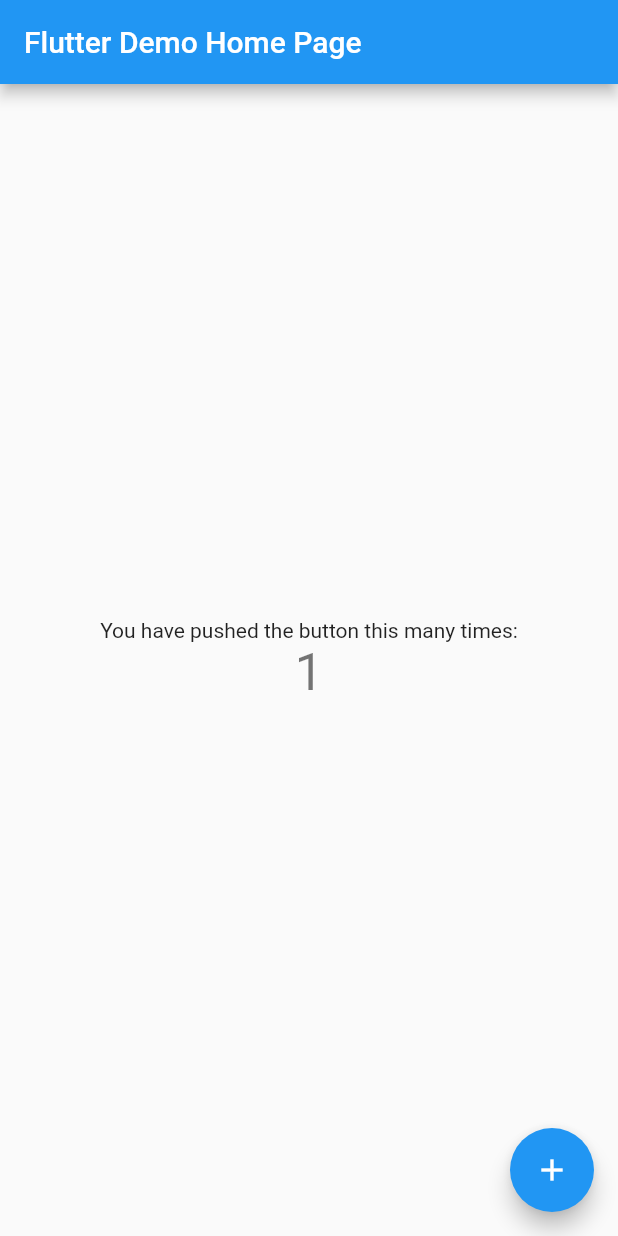
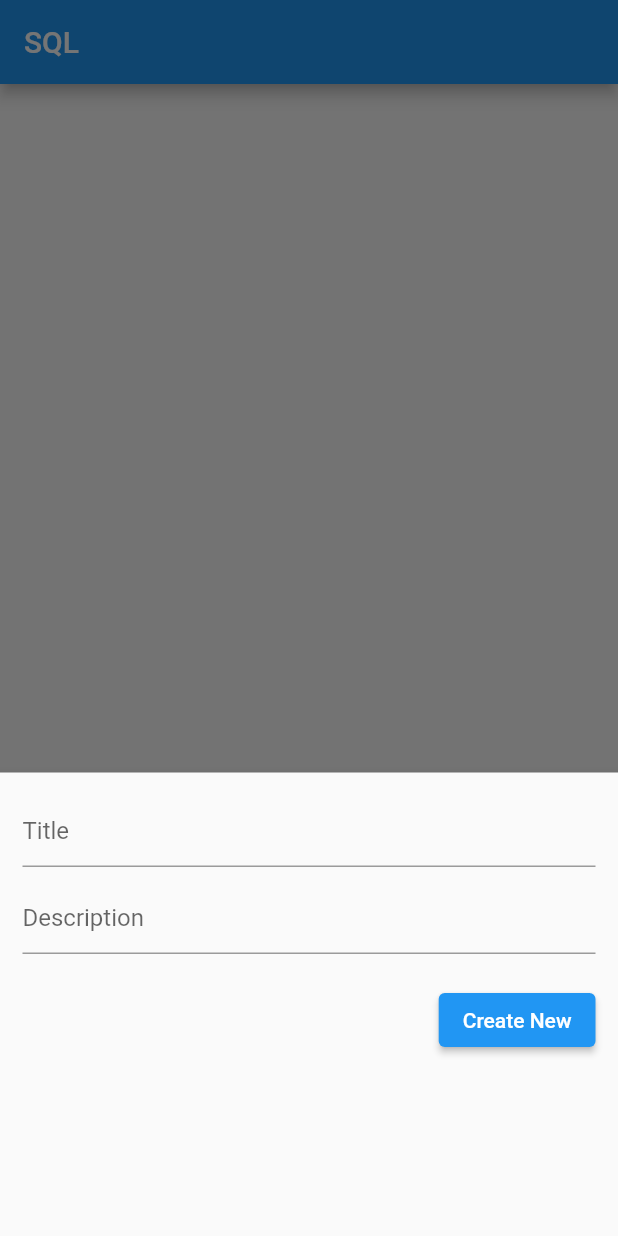
Before and after one commit to binodcoder/local_database_demo_flutter, a Flutter app: the screen it shows after launch, after a tap on the "add" icon, on a phone screen of 412 x 824 dp. Run offline on Flutter 3.47's test engine with Material 2 defaults, Android fonts, the light colour scheme and no system bars; our stand-ins replace sqflite; accounts and stored records are empty.

Commit message:
CRUD operation success

```diff
--- /dev/null
+++ b/lib/local_database_page.dart
@@ -0,0 +1,160 @@
+import 'dart:convert';
+
+import 'package:flutter/material.dart';
+
+import 'sql_helper.dart';
+
+class LocalDatabasePage extends StatefulWidget {
+  const LocalDatabasePage({super.key});
+
+  @override
+  State<LocalDatabasePage> createState() => _LocalDatabasePageState();
+}
+
+class _LocalDatabasePageState extends State<LocalDatabasePage> {
+  List<Map<String, dynamic>> _journals = [];
+  bool _isLoading = true;
+  final TextEditingController _titleController = TextEditingController();
+  final TextEditingController _descriptionController = TextEditingController();
+
+  void _refreshJournals() async {
+    final data = await SQLHelper.getItems();
+    setState(
+      () {
+        print(json.encode(data));
+        _journals = data;
+        _isLoading = false;
+      },
+    );
+  }
+
+  @override
+  void initState() {
+    super.initState();
+    _refreshJournals();
+  }
+
+  Future<void> _addItem() async {
+    await SQLHelper.createItem(
+      _titleController.text,
+      _descriptionController.text,
+    );
+    _refreshJournals();
+  }
+
+  Future<void> _updateItem(int id) async {
+    await SQLHelper.updateItem(id, _titleController.text, _descriptionController.text);
+    _refreshJournals();
+  }
+
+  void _deleteItem(int id) async {
+    _isLoading = true;
+    await SQLHelper.deleteItem(id);
+    if (!context.mounted) return;
+    ScaffoldMessenger.of(context).showSnackBar(const SnackBar(
+      content: Text('Successfully deleted a journal'),
+    ));
+    _refreshJournals();
+  }
+
+  void _showForm(int? id) async {
+    if (id != null) {
+      final existingJournal = _journals.firstWhere((element) => element['id'] == id);
+      _titleController.text = existingJournal['title'];
+      _descriptionController.text = existingJournal['description'];
+    }
+
+    showModalBottomSheet(
+      context: context,
+      elevation: 5,
+      isScrollControlled: true,
+      builder: (_) => Container(
+        padding: EdgeInsets.only(
+          top: 15,
+          left: 15,
+          right: 15,
+          bottom: MediaQuery.of(context).viewInsets.bottom + 120,
+        ),
+        child: Column(
+          mainAxisSize: MainAxisSize.min,
+          crossAxisAlignment: CrossAxisAlignment.end,
+          children: [
+            TextField(
+              controller: _titleController,
+              decoration: const InputDecoration(hintText: 'Title'),
+            ),
+            const SizedBox(
+              height: 10,
+            ),
+            TextField(
+              controller: _descriptionController,
+              decoration: const InputDecoration(hintText: 'Description'),
+            ),
+            const SizedBox(
+              height: 20,
+            ),
+            ElevatedButton(
+              onPressed: () async {
+                if (id == null) {
+                  await _addItem();
+                }
+                if (id != null) {
+                  await _updateItem(id);
+                }
+                //clear the text fields
+                _titleController.text = '';
+                _descriptionController.text = '';
+                if (!context.mounted) return;
+                Navigator.of(context).pop();
+              },
+              child: Text(id == null ? 'Create New' : 'Update'),
+            )
+          ],
+        ),
+      ),
+    );
+  }
+
+  @override
+  Widget build(BuildContext context) {
+    return Scaffold(
+      appBar: AppBar(
+        title: const Text(
+          'SQL',
+        ),
+      ),
+      body: _isLoading
+          ? const Center(
+              child: CircularProgressIndicator(),
+            )
+          : ListView.builder(
+              itemCount: _journals.length,
+              itemBuilder: (context, index) => Card(
+                    color: Colors.orange[200],
+                    margin: const EdgeInsets.all(15),
+                    child: ListTile(
+                      title: Text(_journals[index]['title']),
+                      subtitle: Text(_journals[index]['description']),
+                      trailing: SizedBox(
+                          width: 100,
+                          child: Row(
+                            children: [
+                              IconButton(
+                                onPressed: () => _showForm(_journals[index]['id']),
+                                icon: const Icon(Icons.edit),
+                              ),
+                              IconButton(
+                                onPressed: () => _deleteItem(_journals[index]['id']),
+                                icon: const Icon(Icons.delete),
+                              ),
+                            ],
+                          )),
+                    ),
+                  )),
+      floatingActionButton: FloatingActionButton(
+        child: const Icon(Icons.add),
+        onPressed: () => _showForm(null),
+      ),
+    );
+  }
+}
--- a/lib/main.dart
+++ b/lib/main.dart
@@ -1,115 +1,11 @@
 import 'package:flutter/material.dart';
 
+import 'local_database_page.dart';
+
 void main() {
-  runApp(const MyApp());
+  runApp(
+    const MaterialApp(
+      home: LocalDatabasePage(),
+    ),
+  );
 }
-
-class MyApp extends StatelessWidget {
-  const MyApp({super.key});
-
-  // This widget is the root of your application.
-  @override
-  Widget build(BuildContext context) {
-    return MaterialApp(
-      title: 'Flutter Demo',
-      theme: ThemeData(
-        // This is the theme of your application.
-        //
-        // Try running your application with "flutter run". You'll see the
-        // application has a blue toolbar. Then, without quitting the app, try
-        // changing the primarySwatch below to Colors.green and then invoke
-        // "hot reload" (press "r" in the console where you ran "flutter run",
-        // or simply save your changes to "hot reload" in a Flutter IDE).
-        // Notice that the counter didn't reset back to zero; the application
-        // is not restarted.
-        primarySwatch: Colors.blue,
-      ),
-      home: const MyHomePage(title: 'Flutter Demo Home Page'),
-    );
-  }
-}
-
-class MyHomePage extends StatefulWidget {
-  const MyHomePage({super.key, required this.title});
-
-  // This widget is the home page of your application. It is stateful, meaning
-  // that it has a State object (defined below) that contains fields that affect
-  // how it looks.
-
-  // This class is the configuration for the state. It holds the values (in this
-  // case the title) provided by the parent (in this case the App widget) and
-  // used by the build method of the State. Fields in a Widget subclass are
-  // always marked "final".
-
-  final String title;
-
-  @override
-  State<MyHomePage> createState() => _MyHomePageState();
-}
-
-class _MyHomePageState extends State<MyHomePage> {
-  int _counter = 0;
-
-  void _incrementCounter() {
-    setState(() {
-      // This call to setState tells the Flutter framework that something has
-      // changed in this State, which causes it to rerun the build method below
-      // so that the display can reflect the updated values. If we changed
-      // _counter without calling setState(), then the build method would not be
-      // called again, and so nothing would appear to happen.
-      _counter++;
-    });
-  }
-
-  @override
-  Widget build(BuildContext context) {
-    // This method is rerun every time setState is called, for instance as done
-    // by the _incrementCounter method above.
-    //
-    // The Flutter framework has been optimized to make rerunning build methods
-    // fast, so that you can just rebuild anything that needs updating rather
-    // than having to individually change instances of widgets.
-    return Scaffold(
-      appBar: AppBar(
-        // Here we take the value from the MyHomePage object that was created by
-        // the App.build method, and use it to set our appbar title.
-        title: Text(widget.title),
-      ),
-      body: Center(
-        // Center is a layout widget. It takes a single child and positions it
-        // in the middle of the parent.
-        child: Column(
-          // Column is also a layout widget. It takes a list of children and
-          // arranges them vertically. By default, it sizes itself to fit its
-          // children horizontally, and tries to be as tall as its parent.
-          //
-          // Invoke "debug painting" (press "p" in the console, choose the
-          // "Toggle Debug Paint" action from the Flutter Inspector in Android
-          // Studio, or the "Toggle Debug Paint" command in Visual Studio Code)
-          // to see the wireframe for each widget.
-          //
-          // Column has various properties to control how it sizes itself and
-          // how it positions its children. Here we use mainAxisAlignment to
-          // center the children vertically; the main axis here is the vertical
-          // axis because Columns are vertical (the cross axis would be
-          // horizontal).
-          mainAxisAlignment: MainAxisAlignment.center,
-          children: <Widget>[
-            const Text(
-              'You have pushed the button this many times:',
-            ),
-            Text(
-              '$_counter',
-              style: Theme.of(context).textTheme.headlineMedium,
-            ),
-          ],
-        ),
-      ),
-      floatingActionButton: FloatingActionButton(
-        onPressed: _incrementCounter,
-        tooltip: 'Increment',
-        child: const Icon(Icons.add),
-      ), // This trailing comma makes auto-formatting nicer for build methods.
-    );
-  }
-}
--- /dev/null
+++ b/lib/sql_helper.dart
@@ -0,0 +1,59 @@
+import 'package:flutter/foundation.dart';
+import 'package:sqflite/sqflite.dart' as sql;
+
+class SQLHelper {
+  static Future<sql.Database> db() async {
+    return sql.openDatabase('meal.db', version: 1, onCreate: (
+      sql.Database database,
+      int version,
+    ) async {
+      await createTables(database);
+    });
+  }
+
+  static Future<void> createTables(sql.Database database) async {
+    await database.execute("""CREATE TABLE items(
+      id INTEGER PRIMARY KEY AUTOINCREMENT NOT NULL,
+      title TEXT,
+      description TEXT,
+      createdAt TIMESTAMP NOT NULL DEFAULT CURRENT_TIMESTAMP
+    )""");
+  }
+
+  static Future<int> createItem(String title, String? description) async {
+    final db = await SQLHelper.db();
+    final data = {'title': title, 'description': description};
+    final id = await db.insert('items', data, conflictAlgorithm: sql.ConflictAlgorithm.replace);
+    return id;
+  }
+
+  static Future<List<Map<String, dynamic>>> getItems() async {
+    final db = await SQLHelper.db();
+    return db.query('items', orderBy: "id");
+  }
+
+  static Future<List<Map<String, dynamic>>> getItem(int id) async {
+    final db = await SQLHelper.db();
+    return db.query('items', where: "id=?", whereArgs: [id], limit: 1);
+  }
+
+  static Future<int> updateItem(int id, String title, String? description) async {
+    final db = await SQLHelper.db();
+    final data = {
+      'title': title,
+      'description': description,
+      'createdAt': DateTime.now().toString(),
+    };
+    final result = await db.update('items', data, where: "id=?", whereArgs: [id]);
+    return result;
+  }
+
+  static Future<void> deleteItem(int id) async {
+    final db = await SQLHelper.db();
+    try {
+      await db.delete("items", where: "id=?", whereArgs: [id]);
+    } catch (err) {
+      debugPrint("Something went wrong when deleting an item: $err");
+    }
+  }
+}
--- a/pubspec.yaml
+++ b/pubspec.yaml
@@ -35,6 +35,7 @@
   # The following adds the Cupertino Icons font to your application.
   # Use with the CupertinoIcons class for iOS style icons.
   cupertino_icons: ^1.0.2
+  sqflite: ^2.2.8+1
 
 dev_dependencies:
   flutter_test:
```
Also changed, not shown: pubspec.lock, 13 other files.
